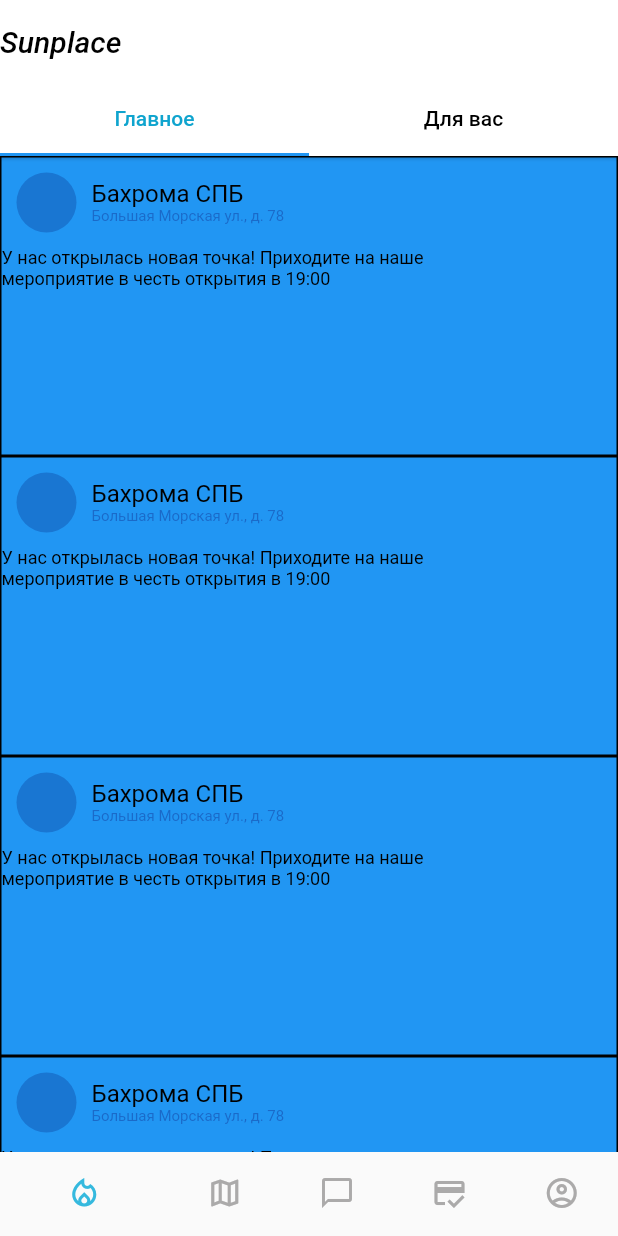
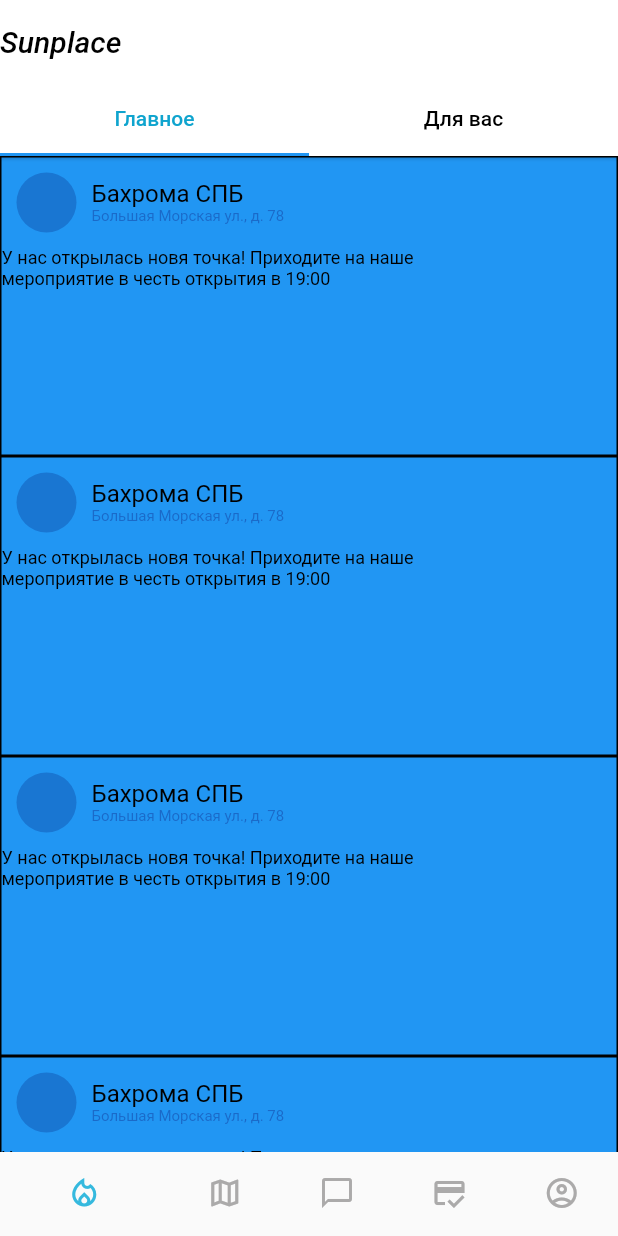
Before and after one commit to msdjdhngjfmc/SunProject, a Flutter app: the screen it shows after launch, on a phone screen of 412 x 824 dp. Run offline on Flutter 3.47's test engine with Material 2 defaults, Android fonts, the phone set to English and light mode, and no system bars.

Commit message:
new window

```diff
--- a/lib/menu/news/head.dart
+++ b/lib/menu/news/head.dart
@@ -66,7 +66,7 @@ class HeadNews extends StatelessWidget {
                           children: [
                             Container(
                               width: 300,
-                              child: Text('У нас открылась новая точка! Приходите на наше мероприятие в честь открытия в 19:00',style: TextStyle(color: Colors.black,fontSize: 12,),),
+                              child: Text('У нас открылась новя точка! Приходите на наше мероприятие в честь открытия в 19:00',style: TextStyle(color: Colors.black,fontSize: 12,),),
                             )
                           ],
                         ),
```
